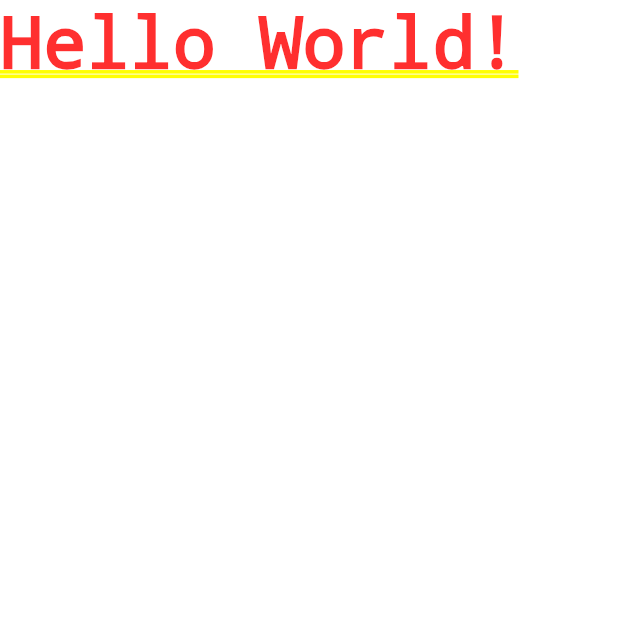
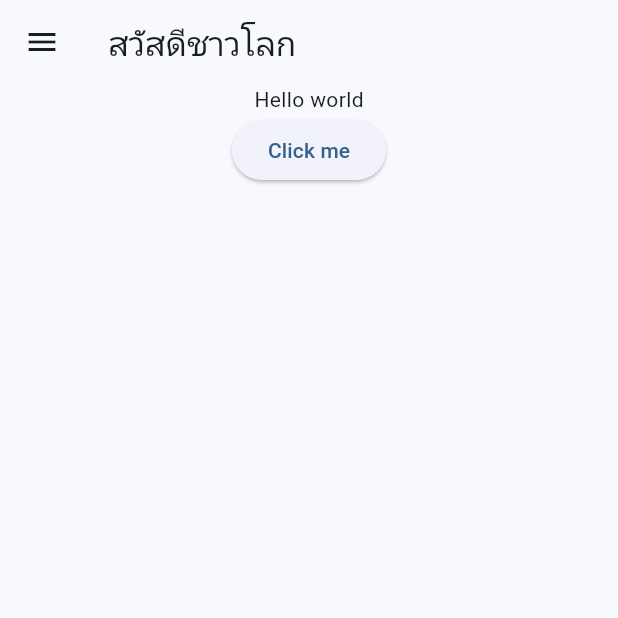
Before and after one commit to zepultula/dart_project, a Flutter app: the screen it shows after launch, on a phone screen of 412 x 824 dp, the top half of it. Run offline on Flutter 3.47's test engine with Material 3 defaults, Android fonts, the phone set to English and light mode, and no system bars.

Commit message:
Finish ep1

```diff
--- a/project_1/lib/main.dart
+++ b/project_1/lib/main.dart
@@ -1,4 +1,6 @@
 import 'package:flutter/material.dart';
+
+//? เรียกหน้า My Home page ที่อยู่ใน screen
 import 'package:project_1/screen/my_home_page.dart';
 
 void main() {
@@ -12,7 +14,9 @@
   @override
   Widget build(BuildContext context) {
     return MaterialApp(
-      title: 'Flutter Demo',
+      title: 'โปรแกรมแรกของฉัน',
+
+      //? theme หลักของแอป
       theme: ThemeData(
 
         colorScheme: ColorScheme.fromSeed(seedColor: Colors.blue),
--- a/project_1/lib/screen/my_home_page.dart
+++ b/project_1/lib/screen/my_home_page.dart
@@ -1,12 +1,34 @@
 //? สำหรับส่งไปยัง main.dart
 
 import 'package:flutter/material.dart';
+import 'package:project_1/screen/my_second_page.dart';
 
 class MyHomePage extends StatelessWidget {
   const MyHomePage({super.key});
 
   @override
   Widget build(BuildContext context) {
-    return const Text('Hello World!'); //? แสดงค่าตัวหนังสือคงที่
+    return Scaffold(
+      drawer: const Drawer(
+        child: Text("data"),
+      ),
+      appBar: AppBar(title: const Text("สวัสดีชาวโลก")),
+      body:  Center(
+        child: Column(
+          children: [
+            const Text("Hello world"),
+            ElevatedButton(onPressed: () {
+              Navigator.of(context).push(
+                MaterialPageRoute(
+                  builder: (context) => const MySecondPage(),
+                  ),
+              );
+            },
+            child: const Text("Click me"),
+            ),
+          ],
+        )
+      ),
+    ); //? โครงสร้างของหน้าตา
   }
 }
```
Also changed, not shown: project_1/lib/screen/my_second_page.dart (added, +29 -0 lines).
